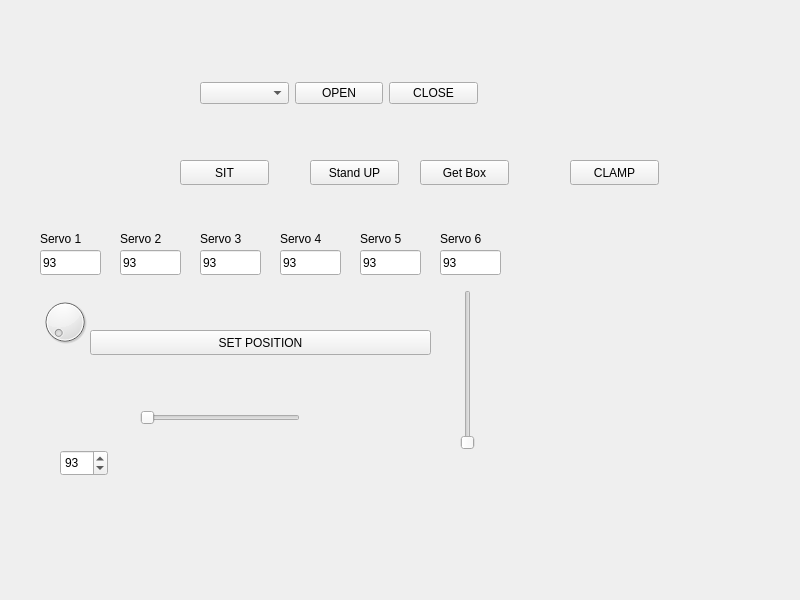
Old version of the form nano_parsing/form.ui in the repository evkuz/py_project.
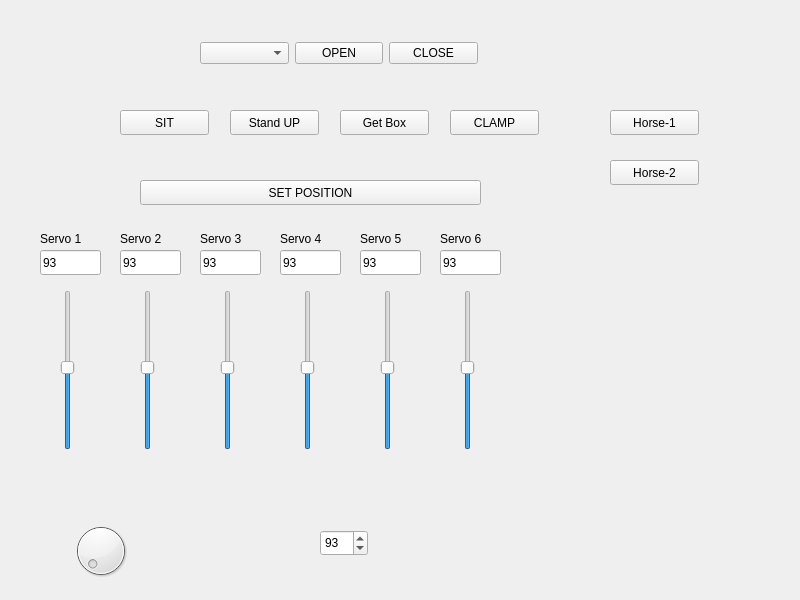
New version of the form.

Commit message: 26.05.2021 1st working Sliders

```diff
--- a/nano_parsing/form.ui
+++ b/nano_parsing/form.ui
@@ -17,7 +17,7 @@
    <property name="geometry">
     <rect>
      <x>200</x>
-     <y>80</y>
+     <y>40</y>
      <width>278</width>
      <height>27</height>
     </rect>
@@ -45,8 +45,8 @@
   <widget class="QPushButton" name="clampButton">
    <property name="geometry">
     <rect>
-     <x>570</x>
-     <y>160</y>
+     <x>450</x>
+     <y>110</y>
      <width>89</width>
      <height>25</height>
     </rect>
@@ -136,8 +136,8 @@
   <widget class="QPushButton" name="set_posButton">
    <property name="geometry">
     <rect>
-     <x>90</x>
-     <y>330</y>
+     <x>140</x>
+     <y>180</y>
      <width>341</width>
      <height>25</height>
     </rect>
@@ -149,8 +149,8 @@
   <widget class="QPushButton" name="stand_upButton">
    <property name="geometry">
     <rect>
-     <x>310</x>
-     <y>160</y>
+     <x>230</x>
+     <y>110</y>
      <width>89</width>
      <height>25</height>
     </rect>
@@ -240,8 +240,8 @@
   <widget class="QPushButton" name="sitButton">
    <property name="geometry">
     <rect>
-     <x>180</x>
-     <y>160</y>
+     <x>120</x>
+     <y>110</y>
      <width>89</width>
      <height>25</height>
     </rect>
@@ -253,8 +253,8 @@
   <widget class="QPushButton" name="getBoxButton">
    <property name="geometry">
     <rect>
-     <x>420</x>
-     <y>160</y>
+     <x>340</x>
+     <y>110</y>
      <width>89</width>
      <height>25</height>
     </rect>
@@ -266,27 +266,14 @@
   <widget class="QDial" name="dial">
    <property name="geometry">
     <rect>
-     <x>40</x>
-     <y>290</y>
-     <width>50</width>
-     <height>64</height>
+     <x>70</x>
+     <y>520</y>
+     <width>61</width>
+     <height>61</height>
     </rect>
    </property>
   </widget>
-  <widget class="QSlider" name="horizontalSlider">
-   <property name="geometry">
-    <rect>
-     <x>140</x>
-     <y>410</y>
-     <width>160</width>
-     <height>16</height>
-    </rect>
-   </property>
-   <property name="orientation">
-    <enum>Qt::Horizontal</enum>
-   </property>
-  </widget>
-  <widget class="QSlider" name="verticalSlider">
+  <widget class="QSlider" name="S6_verSlider">
    <property name="geometry">
     <rect>
      <x>460</x>
@@ -295,6 +282,12 @@
      <height>160</height>
     </rect>
    </property>
+   <property name="maximum">
+    <number>180</number>
+   </property>
+   <property name="value">
+    <number>93</number>
+   </property>
    <property name="orientation">
     <enum>Qt::Vertical</enum>
    </property>
@@ -302,8 +295,8 @@
   <widget class="QSpinBox" name="spinBox">
    <property name="geometry">
     <rect>
-     <x>60</x>
-     <y>450</y>
+     <x>320</x>
+     <y>530</y>
      <width>48</width>
      <height>26</height>
     </rect>
@@ -315,6 +308,127 @@
     <number>93</number>
    </property>
   </widget>
+  <widget class="QSlider" name="S5_verSlider">
+   <property name="geometry">
+    <rect>
+     <x>380</x>
+     <y>290</y>
+     <width>16</width>
+     <height>160</height>
+    </rect>
+   </property>
+   <property name="maximum">
+    <number>180</number>
+   </property>
+   <property name="value">
+    <number>93</number>
+   </property>
+   <property name="orientation">
+    <enum>Qt::Vertical</enum>
+   </property>
+  </widget>
+  <widget class="QSlider" name="S4_verSlider">
+   <property name="geometry">
+    <rect>
+     <x>300</x>
+     <y>290</y>
+     <width>16</width>
+     <height>160</height>
+    </rect>
+   </property>
+   <property name="maximum">
+    <number>180</number>
+   </property>
+   <property name="value">
+    <number>93</number>
+   </property>
+   <property name="orientation">
+    <enum>Qt::Vertical</enum>
+   </property>
+  </widget>
+  <widget class="QSlider" name="S3_verSlider">
+   <property name="geometry">
+    <rect>
+     <x>220</x>
+     <y>290</y>
+     <width>16</width>
+     <height>160</height>
+    </rect>
+   </property>
+   <property name="maximum">
+    <number>180</number>
+   </property>
+   <property name="value">
+    <number>93</number>
+   </property>
+   <property name="orientation">
+    <enum>Qt::Vertical</enum>
+   </property>
+  </widget>
+  <widget class="QSlider" name="S2_verSlider">
+   <property name="geometry">
+    <rect>
+     <x>140</x>
+     <y>290</y>
+     <width>16</width>
+     <height>160</height>
+    </rect>
+   </property>
+   <property name="maximum">
+    <number>180</number>
+   </property>
+   <property name="value">
+    <number>93</number>
+   </property>
+   <property name="orientation">
+    <enum>Qt::Vertical</enum>
+   </property>
+  </widget>
+  <widget class="QSlider" name="S1_verSlider">
+   <property name="geometry">
+    <rect>
+     <x>60</x>
+     <y>290</y>
+     <width>16</width>
+     <height>160</height>
+    </rect>
+   </property>
+   <property name="maximum">
+    <number>180</number>
+   </property>
+   <property name="value">
+    <number>93</number>
+   </property>
+   <property name="orientation">
+    <enum>Qt::Vertical</enum>
+   </property>
+  </widget>
+  <widget class="QPushButton" name="horse_1_Button">
+   <property name="geometry">
+    <rect>
+     <x>610</x>
+     <y>110</y>
+     <width>89</width>
+     <height>25</height>
+    </rect>
+   </property>
+   <property name="text">
+    <string>Horse-1</string>
+   </property>
+  </widget>
+  <widget class="QPushButton" name="horse_2_Button">
+   <property name="geometry">
+    <rect>
+     <x>610</x>
+     <y>160</y>
+     <width>89</width>
+     <height>25</height>
+    </rect>
+   </property>
+   <property name="text">
+    <string>Horse-2</string>
+   </property>
+  </widget>
  </widget>
  <resources/>
  <connections/>
```
The commit also changes 1 other file.
